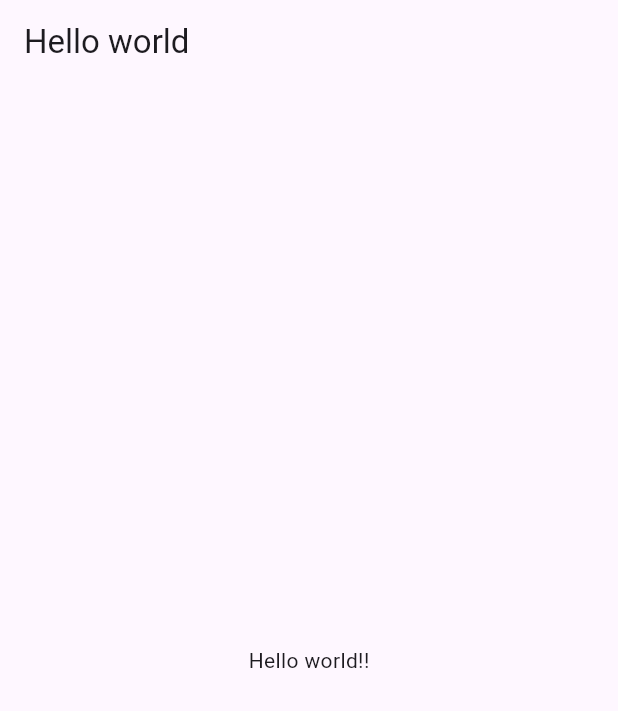
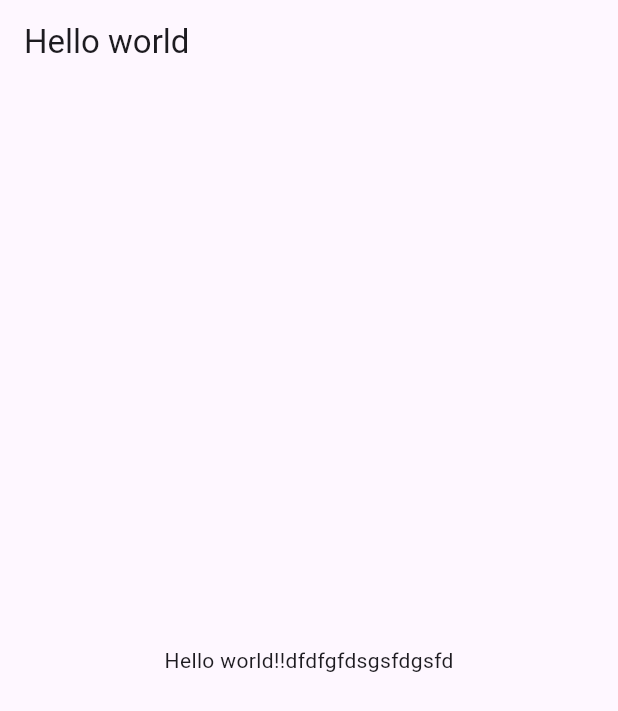
Before and after one commit to nqwrt/flutter_app, a Flutter app: the screen it shows after launch, on a phone screen of 412 x 824 dp. Shown: the top 711 px of the screen. Run offline on Flutter 3.47's test engine with Material 3 defaults, Android fonts, the phone set to English and light mode, and no system bars.

Commit message:
헬로우 월드 화면 완성

```diff
--- a/lib/main.dart
+++ b/lib/main.dart
@@ -12,13 +12,14 @@ class HelloApp extends StatelessWidget {
 
   @override
   Widget build(BuildContext context) {
+
     return MaterialApp(
       home: Scaffold(
         appBar: AppBar(
           title: Text("Hello world"),
         ),
         body: Center(
-          child: Text("Hello world!!"),
+          child: Text("Hello world!!dfdfgfdsgsfdgsfd"),
         ) ,
       )
     );
```
